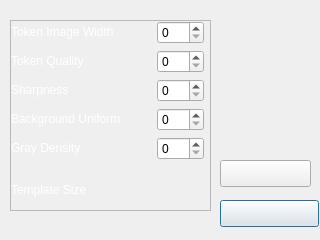
Before: the Qt Designer form dialogsetting.ui in racroi3010/nr-smartface, drawn with Qt 5.
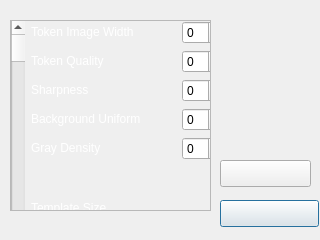
After: the same form once the commit is applied. Icons and pictures are not drawn.

Patch:
```diff
--- a/dialogsetting.ui
+++ b/dialogsetting.ui
@@ -86,63 +86,70 @@
       <rect>
        <x>0</x>
        <y>0</y>
-       <width>193</width>
-       <height>286</height>
+       <width>212</width>
+       <height>321</height>
       </rect>
      </property>
-     <layout class="QGridLayout" name="gridLayout" columnstretch="3,1">
-      <item row="9" column="0">
+     <layout class="QGridLayout" name="gridLayout" columnstretch="3,1,0">
+      <item row="9" column="1">
        <widget class="QLabel" name="label">
         <property name="text">
          <string>&lt;html&gt;&lt;head/&gt;&lt;body&gt;&lt;p&gt;&lt;span style=&quot; color:#ffffff;&quot;&gt;First Result&lt;/span&gt;&lt;/p&gt;&lt;/body&gt;&lt;/html&gt;</string>
         </property>
        </widget>
       </item>
-      <item row="6" column="1">
+      <item row="6" column="2">
        <widget class="QCheckBox" name="checkBox_3">
         <property name="text">
          <string/>
         </property>
        </widget>
       </item>
-      <item row="6" column="0">
+      <item row="6" column="1">
        <widget class="QLabel" name="label_4">
         <property name="text">
          <string>&lt;html&gt;&lt;head/&gt;&lt;body&gt;&lt;p&gt;&lt;span style=&quot; color:#ffffff;&quot;&gt;Detect All Feature&lt;/span&gt;&lt;/p&gt;&lt;/body&gt;&lt;/html&gt;</string>
         </property>
        </widget>
       </item>
-      <item row="7" column="0">
+      <item row="7" column="1">
        <widget class="QLabel" name="label_3">
         <property name="text">
          <string>&lt;html&gt;&lt;head/&gt;&lt;body&gt;&lt;p&gt;&lt;span style=&quot; color:#ffffff;&quot;&gt;Matching Detail&lt;/span&gt;&lt;/p&gt;&lt;/body&gt;&lt;/html&gt;</string>
         </property>
        </widget>
       </item>
-      <item row="7" column="1">
+      <item row="0" column="1">
+       <widget class="QLabel" name="label_10">
+        <property name="text">
+         <string>&lt;html&gt;&lt;head/&gt;&lt;body&gt;&lt;p&gt;&lt;span style=&quot; color:#ffffff;&quot;&gt;Token Image Width&lt;/span&gt;&lt;/p&gt;&lt;/body&gt;&lt;/html&gt;</string>
+        </property>
+       </widget>
+      </item>
+      <item row="7" column="2">
        <widget class="QCheckBox" name="checkBox_2">
         <property name="text">
          <string/>
         </property>
        </widget>
       </item>
-      <item row="4" column="1">
+      <item row="4" column="2">
        <widget class="QSpinBox" name="spinBox_2"/>
       </item>
-      <item row="1" column="1">
+      <item row="1" column="2">
        <widget class="QSpinBox" name="spinBox_5"/>
       </item>
-      <item row="8" column="1">
+      <item row="8" column="2">
        <widget class="QSpinBox" name="spinBox"/>
       </item>
-      <item row="2" column="0">
+      <item row="2" column="1">
        <widget class="QLabel" name="label_8">
         <property name="text">
          <string>&lt;html&gt;&lt;head/&gt;&lt;body&gt;&lt;p&gt;&lt;span style=&quot; color:#ffffff;&quot;&gt;Sharpness&lt;/span&gt;&lt;/p&gt;&lt;/body&gt;&lt;/html&gt;</string>
         </property>
        </widget>
       </item>
-      <item row="4" column="0">
+      <item row="4" column="1">
        <widget class="QLabel" name="label_6">
         <property name="text">
          <string>&lt;html&gt;&lt;head/&gt;&lt;body&gt;&lt;p&gt;&lt;span style=&quot; color:#ffffff;&quot;&gt;Gray Density
@@ -150,28 +157,28 @@
         </property>
        </widget>
       </item>
-      <item row="9" column="1">
+      <item row="9" column="2">
        <widget class="QCheckBox" name="checkBox">
         <property name="text">
          <string/>
         </property>
        </widget>
       </item>
-      <item row="8" column="0">
+      <item row="8" column="1">
        <widget class="QLabel" name="label_2">
         <property name="text">
          <string>&lt;html&gt;&lt;head/&gt;&lt;body&gt;&lt;p&gt;&lt;span style=&quot; color:#ffffff;&quot;&gt;Max Result Count&lt;/span&gt;&lt;/p&gt;&lt;/body&gt;&lt;/html&gt;</string>
         </property>
        </widget>
       </item>
-      <item row="3" column="0">
+      <item row="3" column="1">
        <widget class="QLabel" name="label_7">
         <property name="text">
          <string>&lt;html&gt;&lt;head/&gt;&lt;body&gt;&lt;p&gt;&lt;span style=&quot; color:#ffffff;&quot;&gt;Background Uniform&lt;/span&gt;&lt;/p&gt;&lt;/body&gt;&lt;/html&gt;</string>
         </property>
        </widget>
       </item>
-      <item row="5" column="0">
+      <item row="5" column="1">
        <widget class="QLabel" name="label_5">
         <property name="text">
          <string>&lt;html&gt;&lt;head/&gt;&lt;body&gt;&lt;p&gt;&lt;span style=&quot; color:#ffffff;&quot;&gt;Template Size
@@ -179,29 +186,29 @@
         </property>
        </widget>
       </item>
-      <item row="2" column="1">
+      <item row="2" column="2">
        <widget class="QSpinBox" name="spinBox_4"/>
       </item>
-      <item row="3" column="1">
+      <item row="0" column="2">
+       <widget class="QSpinBox" name="spinBox_6"/>
+      </item>
+      <item row="3" column="2">
        <widget class="QSpinBox" name="spinBox_3"/>
       </item>
-      <item row="1" column="0">
+      <item row="1" column="1">
        <widget class="QLabel" name="label_9">
         <property name="text">
          <string>&lt;html&gt;&lt;head/&gt;&lt;body&gt;&lt;p&gt;&lt;span style=&quot; color:#ffffff;&quot;&gt;Token Quality&lt;/span&gt;&lt;/p&gt;&lt;/body&gt;&lt;/html&gt;</string>
         </property>
        </widget>
       </item>
-      <item row="0" column="0">
-       <widget class="QLabel" name="label_10">
-        <property name="text">
-         <string>&lt;html&gt;&lt;head/&gt;&lt;body&gt;&lt;p&gt;&lt;span style=&quot; color:#ffffff;&quot;&gt;Token Image Width&lt;/span&gt;&lt;/p&gt;&lt;/body&gt;&lt;/html&gt;</string>
+      <item row="0" column="0" rowspan="6">
+       <widget class="QScrollBar" name="verticalScrollBar">
+        <property name="orientation">
+         <enum>Qt::Vertical</enum>
         </property>
        </widget>
       </item>
-      <item row="0" column="1">
-       <widget class="QSpinBox" name="spinBox_6"/>
-      </item>
      </layout>
     </widget>
    </widget>
```
